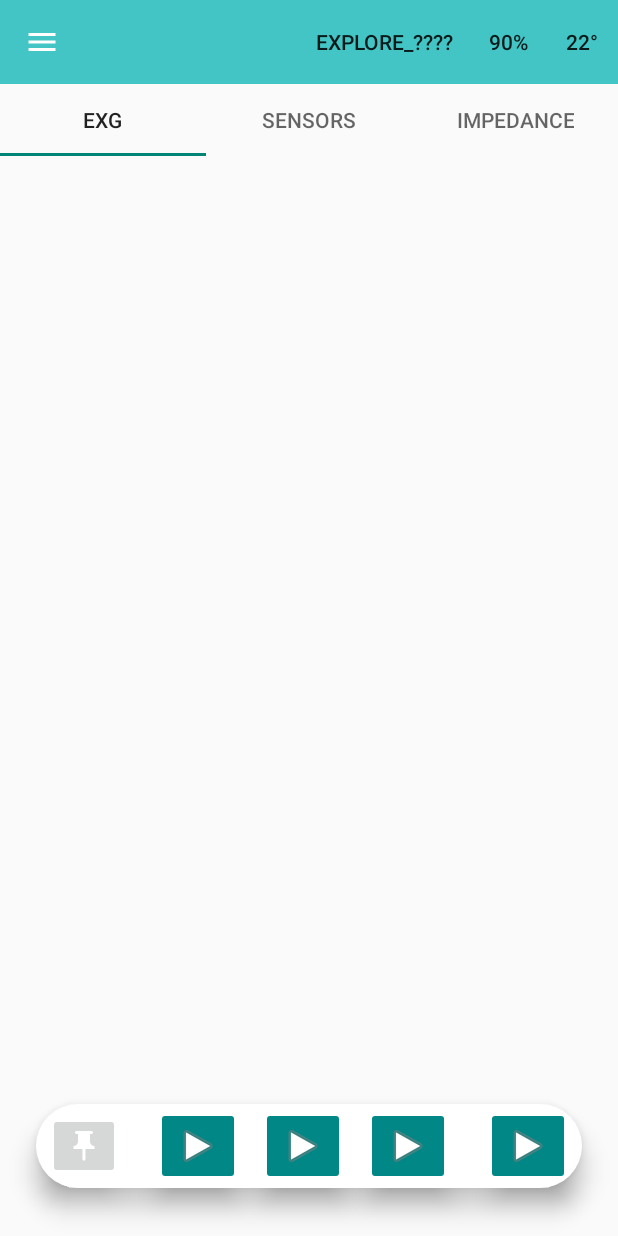
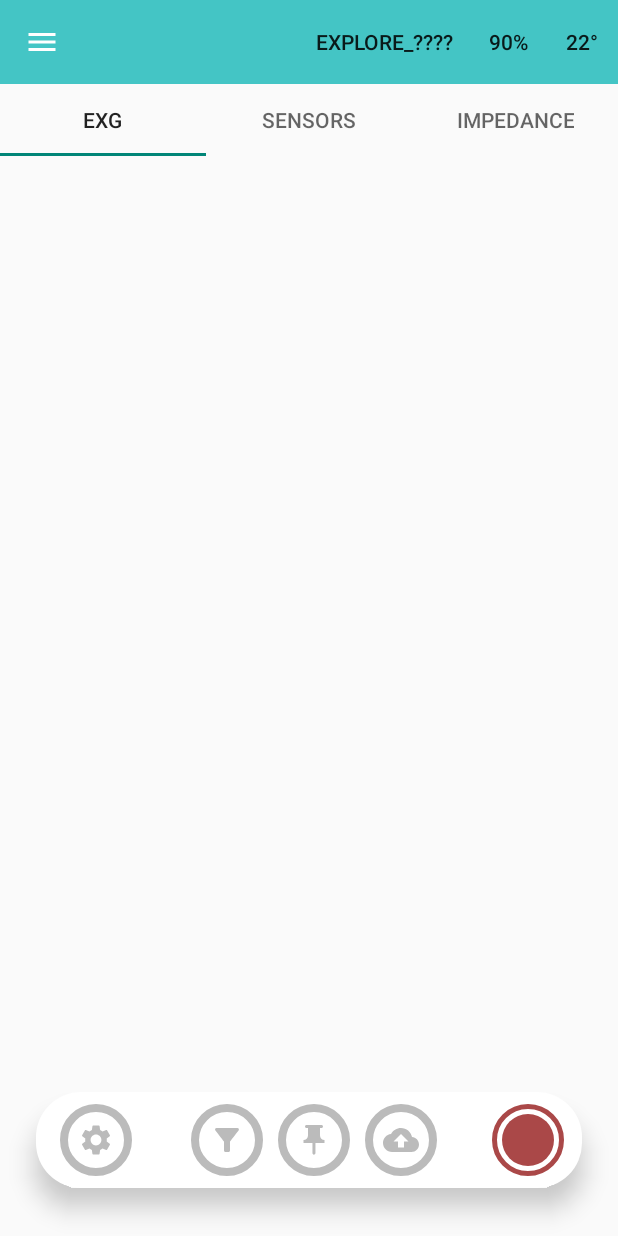
Before and after one commit to SonjaSt/mentalab-explore-android, an Android app: the DisplayDataActivity screen opened directly, with no data from a screen before it, on a phone screen of 412 x 824 dp. Run offline under Robolectric (Android 15) with nearby library versions, the phone set to English and light mode, and no system bars; libraries missing offline, so code that uses them is left out: com.mentalab.

Commit message:
Fixes, markers, changed sensor chart vis, updated settings, tray icons

```diff
--- /dev/null
+++ b/app/src/main/res/drawable/ic_baseline_cloud_upload_24.xml
@@ -0,0 +1,5 @@
+<vector android:height="24dp" android:tint="#FFFFFF"
+    android:viewportHeight="24" android:viewportWidth="24"
+    android:width="24dp" xmlns:android="http://schemas.android.com/apk/res/android">
+    <path android:fillColor="@android:color/white" android:pathData="M19.35,10.04C18.67,6.59 15.64,4 12,4 9.11,4 6.6,5.64 5.35,8.04 2.34,8.36 0,10.91 0,14c0,3.31 2.69,6 6,6h13c2.76,0 5,-2.24 5,-5 0,-2.64 -2.05,-4.78 -4.65,-4.96zM14,13v4h-4v-4H7l5,-5 5,5h-3z"/>
+</vector>
--- /dev/null
+++ b/app/src/main/res/drawable/ic_baseline_filter_alt_24.xml
@@ -0,0 +1,5 @@
+<vector android:height="24dp" android:tint="#FFFFFF"
+    android:viewportHeight="24" android:viewportWidth="24"
+    android:width="24dp" xmlns:android="http://schemas.android.com/apk/res/android">
+    <path android:fillColor="@android:color/white" android:pathData="M4.25,5.61C6.27,8.2 10,13 10,13v6c0,0.55 0.45,1 1,1h2c0.55,0 1,-0.45 1,-1v-6c0,0 3.72,-4.8 5.74,-7.39C20.25,4.95 19.78,4 18.95,4H5.04C4.21,4 3.74,4.95 4.25,5.61z"/>
+</vector>
--- /dev/null
+++ b/app/src/main/res/drawable/ic_baseline_settings_24.xml
@@ -0,0 +1,5 @@
+<vector android:height="24dp" android:tint="#FFFFFF"
+    android:viewportHeight="24" android:viewportWidth="24"
+    android:width="24dp" xmlns:android="http://schemas.android.com/apk/res/android">
+    <path android:fillColor="@android:color/white" android:pathData="M19.14,12.94c0.04,-0.3 0.06,-0.61 0.06,-0.94c0,-0.32 -0.02,-0.64 -0.07,-0.94l2.03,-1.58c0.18,-0.14 0.23,-0.41 0.12,-0.61l-1.92,-3.32c-0.12,-0.22 -0.37,-0.29 -0.59,-0.22l-2.39,0.96c-0.5,-0.38 -1.03,-0.7 -1.62,-0.94L14.4,2.81c-0.04,-0.24 -0.24,-0.41 -0.48,-0.41h-3.84c-0.24,0 -0.43,0.17 -0.47,0.41L9.25,5.35C8.66,5.59 8.12,5.92 7.63,6.29L5.24,5.33c-0.22,-0.08 -0.47,0 -0.59,0.22L2.74,8.87C2.62,9.08 2.66,9.34 2.86,9.48l2.03,1.58C4.84,11.36 4.8,11.69 4.8,12s0.02,0.64 0.07,0.94l-2.03,1.58c-0.18,0.14 -0.23,0.41 -0.12,0.61l1.92,3.32c0.12,0.22 0.37,0.29 0.59,0.22l2.39,-0.96c0.5,0.38 1.03,0.7 1.62,0.94l0.36,2.54c0.05,0.24 0.24,0.41 0.48,0.41h3.84c0.24,0 0.44,-0.17 0.47,-0.41l0.36,-2.54c0.59,-0.24 1.13,-0.56 1.62,-0.94l2.39,0.96c0.22,0.08 0.47,0 0.59,-0.22l1.92,-3.32c0.12,-0.22 0.07,-0.47 -0.12,-0.61L19.14,12.94zM12,15.6c-1.98,0 -3.6,-1.62 -3.6,-3.6s1.62,-3.6 3.6,-3.6s3.6,1.62 3.6,3.6S13.98,15.6 12,15.6z"/>
+</vector>
--- /dev/null
+++ b/app/src/main/res/drawable/record_button.xml
@@ -0,0 +1,22 @@
+<?xml version="1.0" encoding="utf-8"?>
+<layer-list xmlns:android="http://schemas.android.com/apk/res/android">
+    <item>
+        <shape xmlns:android="http://schemas.android.com/apk/res/android"
+            android:shape="oval">
+            <stroke
+                android:width="3dp"
+                android:color="#AA4848" />
+        </shape>
+    </item>
+
+    <item
+        android:left="7dp"
+        android:bottom="7dp"
+        android:top="7dp"
+        android:right="7dp">
+        <shape xmlns:android="http://schemas.android.com/apk/res/android"
+            android:shape="oval">
+            <solid android:color="#AA4848" />
+        </shape>
+    </item>
+</layer-list>
--- /dev/null
+++ b/app/src/main/res/drawable/tray_button_gray.xml
@@ -0,0 +1,8 @@
+<?xml version="1.0" encoding="utf-8"?>
+<shape xmlns:android="http://schemas.android.com/apk/res/android"
+    android:shape="oval">
+    <solid android:color="@color/white" />
+    <stroke
+        android:width="5dp"
+        android:color="@color/darkgray" />
+</shape>
--- a/app/src/main/res/layout/activity_display_data.xml
+++ b/app/src/main/res/layout/activity_display_data.xml
@@ -52,7 +52,7 @@
     <androidx.appcompat.widget.Toolbar
         android:id="@+id/toolbar"
         android:layout_width="0dp"
-        android:layout_height="wrap_content"
+        android:layout_height="64dp"
         android:layout_marginStart="24dp"
         android:layout_marginEnd="24dp"
         android:layout_marginBottom="32dp"
@@ -63,74 +63,82 @@
         android:theme="?attr/actionBarTheme"
         app:layout_constraintBottom_toBottomOf="parent"
         app:layout_constraintEnd_toEndOf="parent"
-        app:layout_constraintStart_toStartOf="parent" />
+        app:layout_constraintStart_toStartOf="parent" >
 
         <ImageButton
             android:id="@+id/imageButton3"
-        android:layout_width="wrap_content"
-        android:layout_height="wrap_content"
-        android:layout_marginStart="8dp"
-        android:elevation="10dp"
-        android:src="@drawable/ic_baseline_push_pin_24"
+            android:layout_gravity="start"
+            android:layout_marginStart="12dp"
+            android:src="@drawable/ic_baseline_settings_24"
+            android:background="@drawable/tray_button_gray"
+            android:layout_width="48dp"
+            android:layout_height="48dp"
+            android:onClick="changeVisualizationSettings"
             app:layout_constraintBottom_toBottomOf="@+id/toolbar"
             app:layout_constraintStart_toStartOf="@+id/toolbar"
             app:layout_constraintTop_toTopOf="@+id/toolbar"
+            app:tint="@color/darkgray"
             tools:ignore="SpeakableTextPresentCheck"
             tools:visibility="visible" />
 
         <ImageButton
             android:id="@+id/imageButton5"
-        android:layout_width="0dp"
-        android:layout_height="wrap_content"
-        android:layout_marginStart="24dp"
-        android:backgroundTint="@color/teal_700"
-        android:elevation="10dp"
+            android:layout_marginStart="10dp"
+            android:layout_gravity="center"
+            android:src="@drawable/ic_baseline_filter_alt_24"
+            android:background="@drawable/tray_button_gray"
+            android:layout_width="48dp"
+            android:layout_height="48dp"
+            android:onClick="setFilters"
             app:layout_constraintBottom_toBottomOf="@+id/toolbar"
-        app:layout_constraintStart_toEndOf="@+id/imageButton3"
             app:layout_constraintTop_toTopOf="@+id/toolbar"
             app:layout_constraintVertical_bias="0.526"
-        app:srcCompat="@android:drawable/ic_media_play"
+            app:tint="@color/darkgray"
             tools:ignore="SpeakableTextPresentCheck" />
 
         <ImageButton
             android:id="@+id/imageButton6"
-        android:layout_width="wrap_content"
-        android:layout_height="wrap_content"
-        android:backgroundTint="@color/teal_700"
-        android:elevation="10dp"
+            android:layout_marginStart="10dp"
+            android:layout_gravity="center"
+            android:src="@drawable/ic_baseline_push_pin_24"
+            android:background="@drawable/tray_button_gray"
+            android:layout_width="48dp"
+            android:layout_height="48dp"
+            android:onClick="setMarker"
             app:layout_constraintBottom_toBottomOf="@+id/toolbar"
-        app:layout_constraintEnd_toStartOf="@+id/imageButton7"
-        app:layout_constraintStart_toEndOf="@+id/imageButton5"
             app:layout_constraintTop_toTopOf="@+id/toolbar"
-        app:srcCompat="@android:drawable/ic_media_play"
-        tools:ignore="SpeakableTextPresentCheck" />
+            tools:ignore="SpeakableTextPresentCheck"
+            app:tint="@color/darkgray" />
 
         <ImageButton
             android:id="@+id/imageButton7"
-        android:layout_width="wrap_content"
-        android:layout_height="wrap_content"
-        android:layout_marginEnd="24dp"
-        android:backgroundTint="@color/teal_700"
-        android:elevation="10dp"
+            android:layout_marginStart="10dp"
+            android:layout_gravity="center"
+            android:src="@drawable/ic_baseline_cloud_upload_24"
+            android:background="@drawable/tray_button_gray"
+            android:layout_width="48dp"
+            android:layout_height="48dp"
+            android:onClick="pushToLSL"
             app:layout_constraintBottom_toBottomOf="@+id/toolbar"
-        app:layout_constraintEnd_toStartOf="@+id/imageButton8"
             app:layout_constraintTop_toTopOf="@+id/toolbar"
             app:layout_constraintVertical_bias="0.526"
-        app:srcCompat="@android:drawable/ic_media_play"
+            app:tint="@color/darkgray"
             tools:ignore="SpeakableTextPresentCheck" />
 
         <ImageButton
             android:id="@+id/imageButton8"
-        android:layout_width="wrap_content"
-        android:layout_height="wrap_content"
-        android:layout_marginEnd="8dp"
-        android:backgroundTint="@color/teal_700"
-        android:elevation="10dp"
+            android:layout_width="48dp"
+            android:layout_height="48dp"
+            android:layout_gravity="end"
+            android:layout_marginEnd="12dp"
+            android:background="@drawable/record_button"
+            android:onClick="record"
             app:layout_constraintBottom_toBottomOf="@+id/toolbar"
             app:layout_constraintEnd_toEndOf="@+id/toolbar"
             app:layout_constraintTop_toTopOf="@+id/toolbar"
             app:layout_constraintVertical_bias="0.526"
-        app:srcCompat="@android:drawable/ic_media_play"
             tools:ignore="SpeakableTextPresentCheck" />
 
+    </androidx.appcompat.widget.Toolbar>
+
 </androidx.constraintlayout.widget.ConstraintLayout>
--- a/app/src/main/res/values/strings.xml
+++ b/app/src/main/res/values/strings.xml
@@ -44,4 +44,8 @@
     <string name="g">G</string>
     <string name="a">A</string>
     <string name="m">M</string>
+    <string name="channel_5">Channel 5</string>
+    <string name="channel_6">Channel 6</string>
+    <string name="channel_7">Channel 7</string>
+    <string name="channel_8">Channel 8</string>
 </resources>
```
Also changed, not shown: app/src/main/java/com/example/mentalabexplore/DisplayDataActivity.kt (+8 -0 lines), app/src/main/java/com/example/mentalabexplore/Model.kt (+42 -14 lines), app/src/main/java/com/example/mentalabexplore/PagerAdapter.kt (+42 -6 lines), app/src/main/java/com/example/mentalabexplore/Settings.kt (+53 -0 lines), app/src/main/res/layout/activity_settings.xml (+62 -16 lines). Lines whose indentation alone changed are shown as unchanged.
